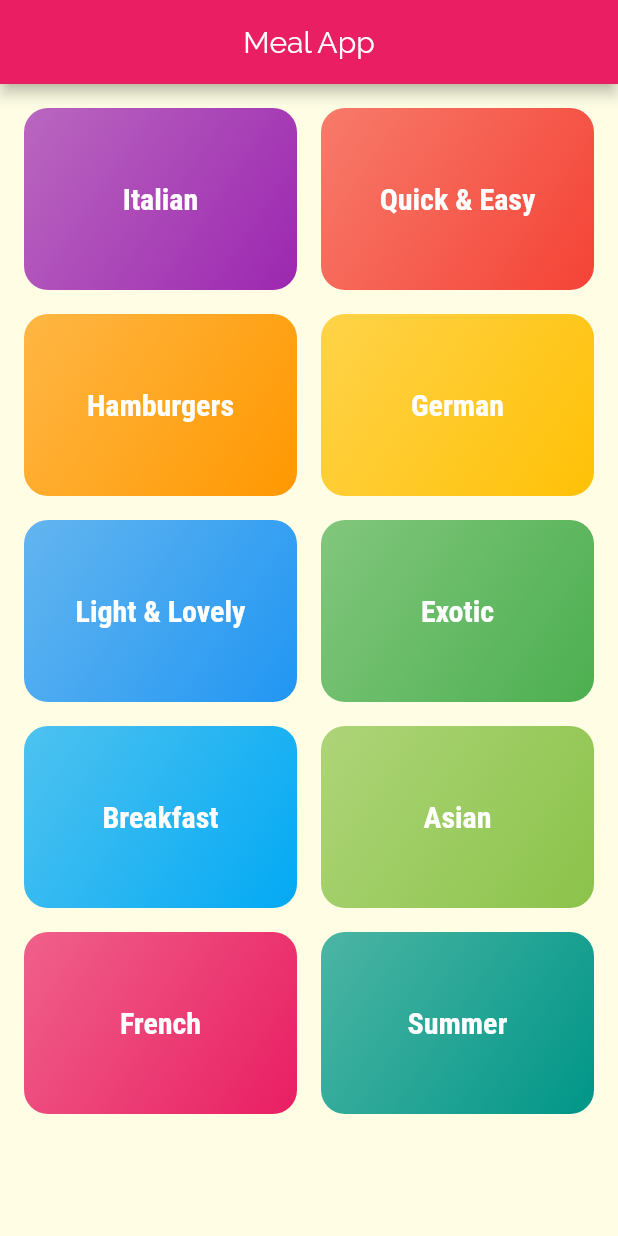
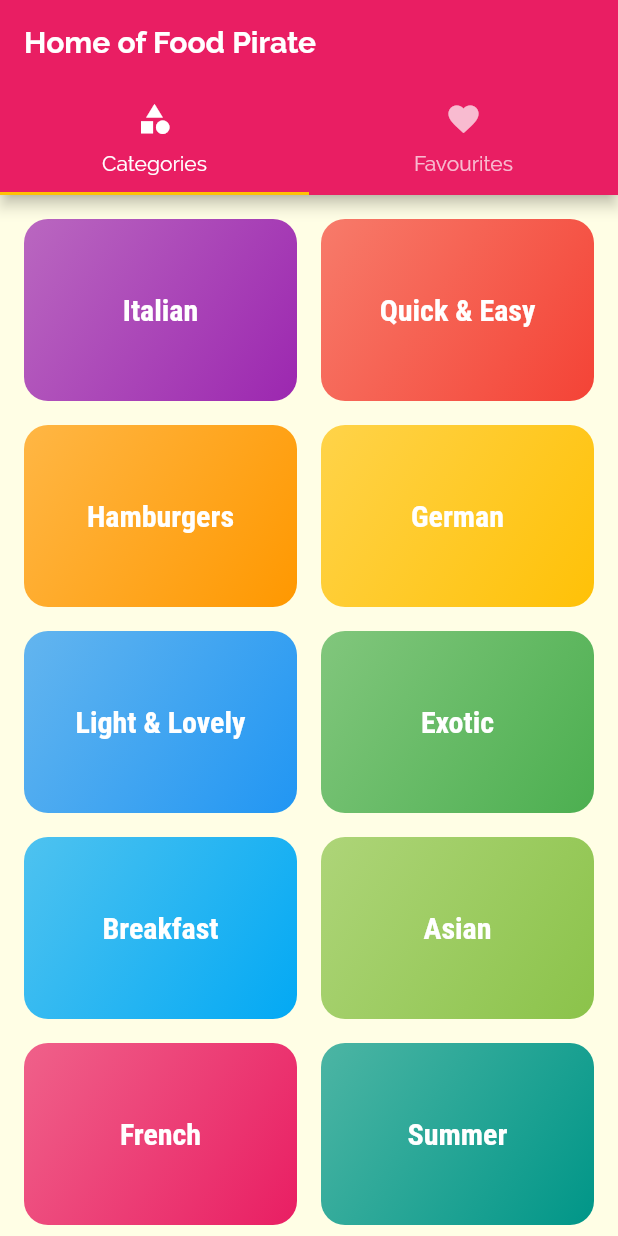
Before and after one commit to ImrulEmon/Meal-App, a Flutter app: the screen it shows after launch, on a phone screen of 412 x 824 dp. Run offline on Flutter 3.47's test engine with Material 2 defaults, Android fonts, the phone set to English and light mode, and no system bars.

Commit message:
Top Tab Bar

```diff
--- a/lib/main.dart
+++ b/lib/main.dart
@@ -3,6 +3,7 @@ import 'screens/categories_screen.dart';
 import './screens/category_meals_screen.dart';
 import './screens/meal_detail_screen.dart';
 import './screens/error404_screen.dart';
+import './screens/tabs_screen.dart';
 
 void main() {
   runApp(const MyApp());
@@ -32,7 +33,7 @@ class MyApp extends StatelessWidget {
       // home: const CategoriesScreen(),
       initialRoute: '/', //default value is '/' - change it with other route
       routes: {
-        '/': (ctx) => const CategoriesScreen(),
+        '/': (ctx) => const TabsScreen(),
         CategoryMealsScreen.routeName: (ctx) => const CategoryMealsScreen(),
         MealDetailScreen.routeName: (ctx) => const MealDetailScreen(),
       },
--- a/lib/screens/categories_screen.dart
+++ b/lib/screens/categories_screen.dart
@@ -8,12 +8,7 @@ class CategoriesScreen extends StatelessWidget {
 
   @override
   Widget build(BuildContext context) {
-    return Scaffold(
-      appBar: AppBar(
-        title: const Text('Meal App'),
-        centerTitle: true,
-      ),
-      body: GridView(
+    return GridView(
       padding: const EdgeInsets.all(paddingDft),
       gridDelegate: const SliverGridDelegateWithMaxCrossAxisExtent(
         maxCrossAxisExtent: 200,
@@ -28,7 +23,6 @@ class CategoriesScreen extends StatelessWidget {
           color: category.color,
         );
       }).toList(),
-      ),
     );
   }
 }
--- /dev/null
+++ b/lib/screens/favourite_screen.dart
@@ -0,0 +1,12 @@
+import 'package:flutter/material.dart';
+
+class FavouriteScreen extends StatelessWidget {
+  const FavouriteScreen({super.key});
+
+  @override
+  Widget build(BuildContext context) {
+    return const Center(
+      child: Text('Favourite Screen'),
+    );
+  }
+}
--- /dev/null
+++ b/lib/screens/tabs_screen.dart
@@ -0,0 +1,46 @@
+import 'package:flutter/material.dart';
+import './categories_screen.dart';
+import './favourite_screen.dart';
+
+class TabsScreen extends StatefulWidget {
+  const TabsScreen({super.key});
+
+  @override
+  State<TabsScreen> createState() => _TabsScreenState();
+}
+
+class _TabsScreenState extends State<TabsScreen> {
+  @override
+  Widget build(BuildContext context) {
+    return DefaultTabController(
+      length: 2,
+      initialIndex: 0,
+      child: Scaffold(
+        appBar: AppBar(
+          title: const Text(
+            'Home of Food Pirate',
+            style: TextStyle(
+              fontWeight: FontWeight.bold,
+            ),
+          ),
+          bottom: const TabBar(
+            tabs: [
+              Tab(
+                icon: Icon(Icons.category),
+                text: 'Categories',
+              ),
+              Tab(
+                icon: Icon(Icons.favorite),
+                text: 'Favourites',
+              ),
+            ],
+          ),
+        ),
+        body: const TabBarView(children: [
+          CategoriesScreen(),
+          FavouriteScreen(),
+        ]),
+      ),
+    );
+  }
+}
```
Lines whose indentation alone changed are shown as unchanged.
